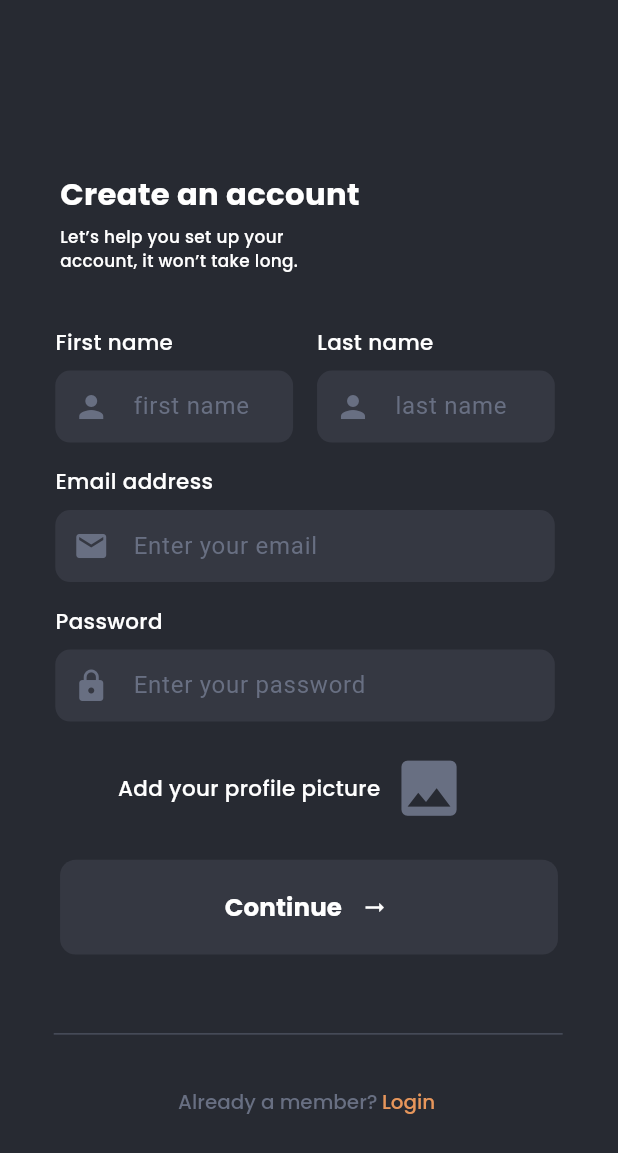
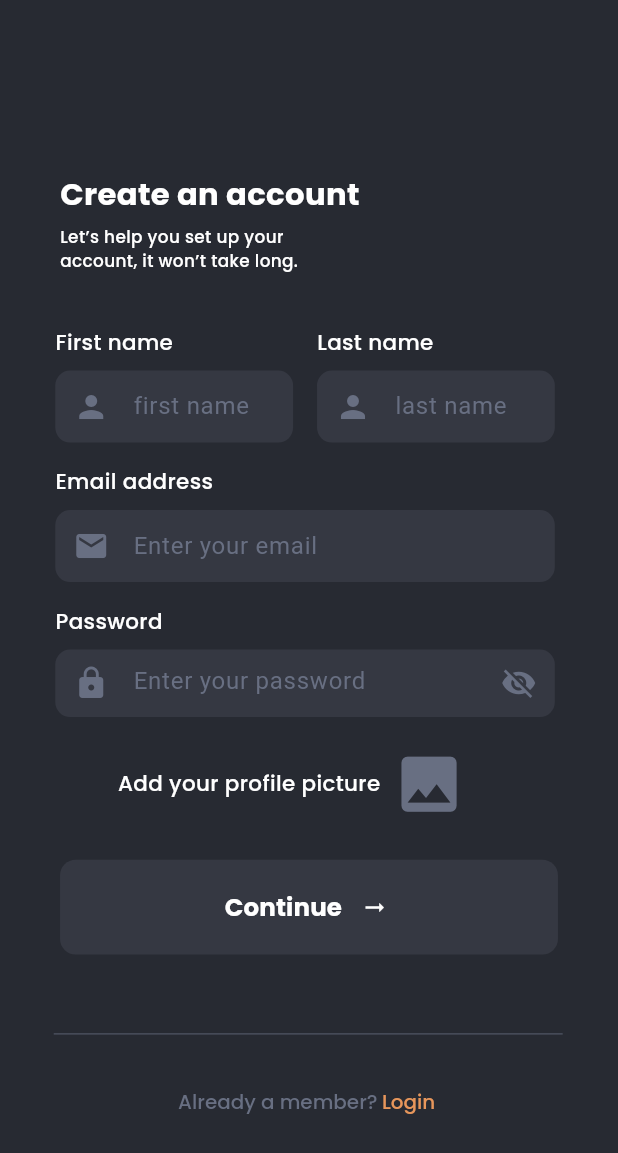
Before and after one commit to NouranAlSharawneh/appebite, a Flutter app: the SignUpPage screen opened directly, on a phone screen of 412 x 824 dp. Shown: the top 1153 px of the screen. Run offline on Flutter 3.47's test engine with Material 3 defaults, Android fonts, the phone set to English and light mode, and no system bars; our stand-ins replace google_fonts, image_picker.

Commit message:
password icon added

```diff
--- a/lib/pages/sign_up/widgets/signup_form.dart
+++ b/lib/pages/sign_up/widgets/signup_form.dart
@@ -1,26 +1,33 @@
-import 'package:appebite/pages/sign_up/widgets/signup_profile_picture.dart';
 import 'package:flutter/material.dart';
 import 'package:google_fonts/google_fonts.dart';
+import 'package:appebite/pages/sign_up/widgets/signup_profile_picture.dart';
 
-class SignUpForm extends StatelessWidget {
+class SignUpForm extends StatefulWidget {
   const SignUpForm({
-    super.key,
+    Key? key,
     required this.fem,
     required this.ffem,
-  });
+  }) : super(key: key);
 
   final double fem;
   final double ffem;
 
   @override
+  State<SignUpForm> createState() => _SignUpFormState();
+}
+
+class _SignUpFormState extends State<SignUpForm> {
+  bool _obscureText = true;
+
+  @override
   Widget build(BuildContext context) {
     return Container(
-      margin: EdgeInsets.fromLTRB(0*fem, 0*fem, 16.5*fem, 18.83*fem),
-      width: 316*fem,
-      height: 318.17*fem,
+      margin: EdgeInsets.fromLTRB(0 * widget.fem, 0 * widget.fem, 16.5 * widget.fem, 18.83 * widget.fem),
+      width: 316 * widget.fem,
+      height: 318.17 * widget.fem,
       child: SizedBox(
-              width: 316*fem,
-              height: 313*fem,
+        width: 316 * widget.fem,
+        height: 313 * widget.fem,
         child: Column(
           crossAxisAlignment: CrossAxisAlignment.start,
           children: [
@@ -35,9 +42,9 @@ class SignUpForm extends StatelessWidget {
                       child: Text(
                         'First name',
                         style: GoogleFonts.poppins(
-                                      fontSize: 14*ffem,
+                          fontSize: 14 * widget.ffem,
                           fontWeight: FontWeight.w400,
-                                      height: 1.5*ffem/fem,
+                          height: 1.5 * widget.ffem / widget.fem,
                           color: const Color(0xffffffff),
                         ),
                       ),
@@ -48,9 +55,9 @@ class SignUpForm extends StatelessWidget {
                       child: Text(
                         'Last name',
                         style: GoogleFonts.poppins(
-                                      fontSize: 14*ffem,
+                          fontSize: 14 * widget.ffem,
                           fontWeight: FontWeight.w400,
-                                      height: 1.5*ffem/fem,
+                          height: 1.5 * widget.ffem / widget.fem,
                           color: const Color(0xffffffff),
                         ),
                       ),
@@ -76,7 +83,8 @@ class SignUpForm extends StatelessWidget {
                               color: Color.fromRGBO(104, 111, 130, 100),
                             ),
                             hintText: 'first name',
-                                  hintStyle: TextStyle(color: Color(0xff686f82)),
+                            hintStyle:
+                                TextStyle(color: Color(0xff686f82)),
                             contentPadding: EdgeInsets.all(12.0),
                             border: InputBorder.none,
                           ),
@@ -99,7 +107,8 @@ class SignUpForm extends StatelessWidget {
                               Icons.person,
                               color: Color.fromRGBO(104, 111, 130, 100),
                             ),
-                                  hintStyle: TextStyle(color: Color(0xff686f82)),
+                            hintStyle:
+                                TextStyle(color: Color(0xff686f82)),
                             contentPadding: EdgeInsets.all(12.0),
                             border: InputBorder.none,
                           ),
@@ -118,9 +127,9 @@ class SignUpForm extends StatelessWidget {
                     Text(
                       'Email address',
                       style: GoogleFonts.poppins(
-                              fontSize: 14*ffem,
+                        fontSize: 14 * widget.ffem,
                         fontWeight: FontWeight.w400,
-                              height: 1.5*ffem/fem,
+                        height: 1.5 * widget.ffem / widget.fem,
                         color: const Color(0xffffffff),
                       ),
                     ),
@@ -156,9 +165,9 @@ class SignUpForm extends StatelessWidget {
                     Text(
                       'Password',
                       style: GoogleFonts.poppins(
-                              fontSize: 14*ffem,
+                        fontSize: 14 * widget.ffem,
                         fontWeight: FontWeight.w400,
-                              height: 1.5*ffem/fem,
+                        height: 1.5 * widget.ffem / widget.fem,
                         color: const Color(0xffffffff),
                       ),
                     ),
@@ -170,11 +179,15 @@ class SignUpForm extends StatelessWidget {
                         color: const Color(0xff353842),
                         borderRadius: BorderRadius.circular(10.0),
                       ),
-
-                            child: const TextField(
-                              style: TextStyle(color: Colors.white),
-                              obscureText: true,
-                              decoration: InputDecoration(
+                      child: SizedBox(
+                        height: 45,
+                        child: Stack(
+                          alignment: Alignment.centerRight,
+                          children: [
+                            TextField(
+                              style: const TextStyle(color: Colors.white),
+                              obscureText: _obscureText,
+                              decoration: const InputDecoration(
                                 hintText: 'Enter your password',
                                 prefixIcon: Icon(
                                   Icons.lock,
@@ -183,7 +196,22 @@ class SignUpForm extends StatelessWidget {
                                 hintStyle: TextStyle(color: Color(0xff686f82)),
                                 contentPadding: EdgeInsets.all(12.0),
                                 border: InputBorder.none,
-
+                              ),
+                            ),
+                            IconButton(
+                              onPressed: () {
+                                setState(() {
+                                  _obscureText = !_obscureText;
+                                });
+                              },
+                              icon: Icon(
+                                _obscureText
+                                    ? Icons.visibility_off
+                                    : Icons.visibility,
+                                color: const Color.fromRGBO(104, 111, 130, 100),
+                              ),
+                            ),
+                          ],
                         ),
                       ),
                     ),
@@ -192,11 +220,9 @@ class SignUpForm extends StatelessWidget {
               ],
             ),
 
-                  SignUpProfilePicture(fem: fem, ffem: ffem),
+            SignUpProfilePicture(fem: widget.fem, ffem: widget.ffem),
           ],
         ),
-
-
       ),
     );
   }
```
Lines whose indentation alone changed are shown as unchanged.
